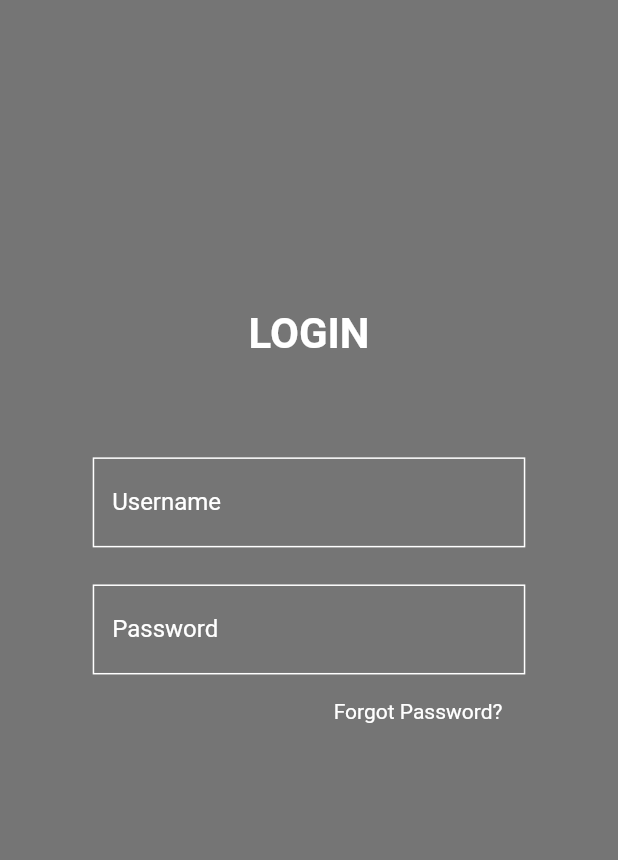
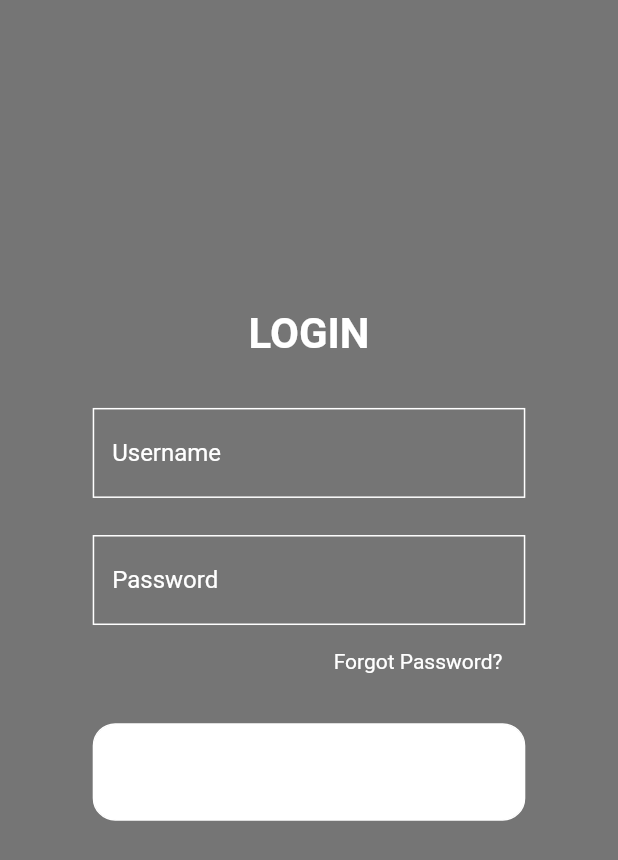
Before and after one commit to Fredd08/GIT-News-App, a Flutter app: the Login screen opened directly, on a phone screen of 412 x 824 dp. Shown: the top 860 px of the screen. Run offline on Flutter 3.47's test engine with Material 2 defaults, Android fonts, the phone set to English and light mode, and no system bars.

Commit message:
working on the signup button

```diff
--- a/lib/Login/login.dart
+++ b/lib/Login/login.dart
@@ -33,7 +33,7 @@ class _LoginState extends State<Login> {
             ),
           ),
           SizedBox(
-            height: h*0.08,
+            height: h*0.04,
           ),
           Container(
             decoration: BoxDecoration(
@@ -83,6 +83,16 @@ class _LoginState extends State<Login> {
               ),
               Text("Forgot Password?",style: TextStyle(color:Colors.white),textAlign: TextAlign.right,),
             ],
+          ),
+          SizedBox(
+            height: h*0.04,
+          ),
+          Container(
+            decoration: BoxDecoration(
+              border: Border.all(color: Colors.white),color: Colors.white,borderRadius: BorderRadius.circular(15)
+            ),
+            height: 65,
+            width: w*0.7,
           )
         ],
       ),
```
Also changed, not shown: lib/SplashScreen/splashscreen.dart (+7 -0 lines).
